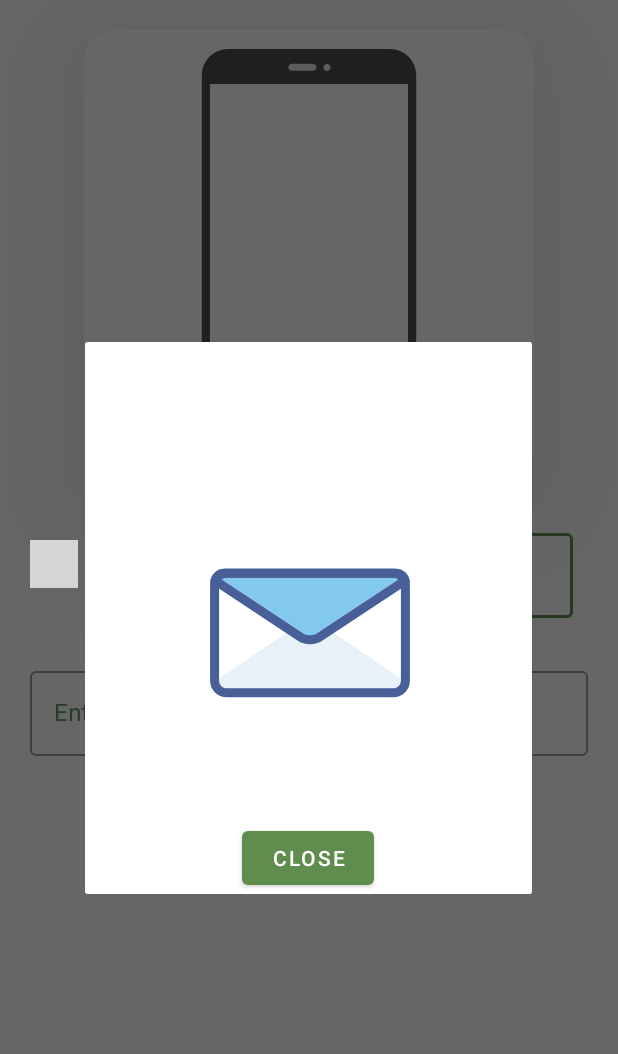
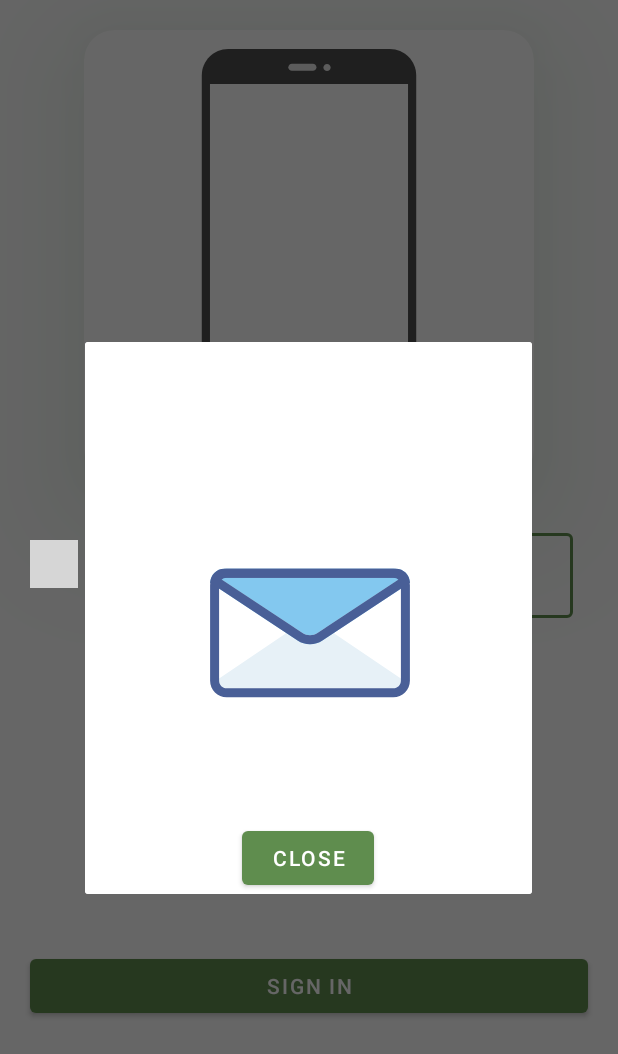
Before and after one commit to adword01/Krishi-Mitra, an Android app: the screen it shows after launch (LoginActivity), after a tap on "GET OTP", on a phone screen of 412 x 824 dp. Shown: the top 1054 px of the screen. Run offline under Robolectric (Android 15) with nearby library versions, the phone set to English and light mode, and no system bars; our stand-ins replace Firebase (no records; nobody signed in at launch, a user with empty details on screens opened directly); plain views replace CountryCodePicker; Roboto replaces fonts that are not available here; grey boxes are pictures that could not be loaded.

Commit message:
mac push

```diff
--- a/app/src/main/AndroidManifest.xml
+++ b/app/src/main/AndroidManifest.xml
@@ -1,6 +1,9 @@
 <?xml version="1.0" encoding="utf-8"?>
 <manifest xmlns:android="http://schemas.android.com/apk/res/android"
     xmlns:tools="http://schemas.android.com/tools">
+
+    <uses-permission android:name="android.permission.INTERNET" />
+    <uses-permission android:name="android.permission.ACCESS_NETWORK_STATE" />
 
     <application
         android:allowBackup="true"
--- a/app/src/main/java/com/example/krishimitra/LoginActivity.kt
+++ b/app/src/main/java/com/example/krishimitra/LoginActivity.kt
@@ -1,39 +1,74 @@
 package com.example.krishimitra
 
 import android.app.Dialog
-import android.app.ProgressDialog.show
 import android.content.Intent
+import android.os.Bundle
+import android.util.Log
+import android.widget.Button
+import android.widget.Toast
 import androidx.appcompat.app.AppCompatActivity
-import android.os.Bundle
-import android.view.View
-import android.widget.Button
 import com.airbnb.lottie.LottieAnimationView
 import com.example.krishimitra.databinding.ActivityLoginBinding
+import com.google.android.gms.auth.api.signin.GoogleSignIn
+import com.google.android.gms.auth.api.signin.GoogleSignInClient
+import com.google.android.gms.auth.api.signin.GoogleSignInOptions
+import com.google.android.gms.common.api.ApiException
+import com.google.firebase.auth.FirebaseAuth
+import com.google.firebase.auth.FirebaseUser
+import com.google.firebase.auth.GoogleAuthProvider
 
 
 class LoginActivity : AppCompatActivity() {
 
     private lateinit var binding:ActivityLoginBinding
 
+    private lateinit var auth : FirebaseAuth
+    private var currentuser : FirebaseUser?=null
+
+    private lateinit var gso: GoogleSignInOptions
+    private lateinit var gsc : GoogleSignInClient
+
 
     override fun onCreate(savedInstanceState: Bundle?) {
         super.onCreate(savedInstanceState)
 //        setContentView(R.layout.activity_login)
 
-        val binding: ActivityLoginBinding = ActivityLoginBinding.inflate(layoutInflater)
+
+        binding = ActivityLoginBinding.inflate(layoutInflater)
         setContentView(binding.root)
 
+
+        auth = FirebaseAuth.getInstance()
+        currentuser = auth.currentUser
+        auth = FirebaseAuth.getInstance()
+
+
+        gso = GoogleSignInOptions.Builder(GoogleSignInOptions.DEFAULT_SIGN_IN)
+            .requestEmail()
+            .build()
+        gsc = GoogleSignIn.getClient(this, gso)
+
+        val acct = GoogleSignIn.getLastSignedInAccount(this)
+        if (acct != null) {
+            navigateToSecondActivity()
+        }
+
+
+        binding.signIn.setOnClickListener {
+            signIn()
+        }
         binding.loginButton.setOnClickListener {
-            binding.verifyBtn.setVisibility(View.VISIBLE)
-            binding.verifyTxt.setVisibility(View.VISIBLE)
-            binding.loginButton.setVisibility(View.INVISIBLE)
+          //  binding.verifyBtn.setVisibility(View.VISIBLE)
+         //   binding.verifyTxt.setVisibility(View.VISIBLE)
+         //   binding.loginButton.setVisibility(View.INVISIBLE)
 
             show()
         }
-        binding.verifyBtn.setOnClickListener {
-            val intent =Intent(this,HomeActivity::class.java)
-            startActivity(intent)
-        }
+
+//        binding.verifyBtn.setOnClickListener {
+//            val intent =Intent(this,HomeActivity::class.java)
+//            startActivity(intent)
+//        }
 
 
 //        val btn = findViewById<Button>(R.id.button)
@@ -42,6 +77,77 @@ class LoginActivity : AppCompatActivity() {
 
 //        show()
     }
+
+
+    private fun signIn() {
+        val signInIntent = gsc.signInIntent
+        startActivityForResult(signInIntent, 1000)
+    }
+
+    override fun onActivityResult(requestCode: Int, resultCode: Int, data: Intent?) {
+        super.onActivityResult(requestCode, resultCode, data)
+
+        if (requestCode == 1000) {
+            val task = GoogleSignIn.getSignedInAccountFromIntent(data)
+
+            try {
+                task.getResult(ApiException::class.java)
+                navigateToSecondActivity()
+            } catch (e: ApiException) {
+                Log.d("Error",e.toString())
+                Toast.makeText(applicationContext, "Something went wrong", Toast.LENGTH_SHORT).show()
+            }
+        }
+    }
+    private fun navigateToSecondActivity() {
+        finish()
+        val intent = Intent(this, HomeActivity::class.java)
+        startActivity(intent)
+    }
+
+
+
+//    private fun signInGoogle(){
+//        val signInIntent = googleSignInClient.signInIntent
+//        launcher.launch(signInIntent)
+//    }
+//
+//    private val launcher = registerForActivityResult(ActivityResultContracts.StartActivityForResult()){
+//            result ->
+//        if (result.resultCode == Activity.RESULT_OK){
+//
+//            val task = GoogleSignIn.getSignedInAccountFromIntent(result.data)
+//            handleResults(task)
+//        }
+//    }
+//    private fun handleResults(task: Task<GoogleSignInAccount>) {
+//        if (task.isSuccessful){
+//            val account : GoogleSignInAccount? = task.result
+//            if (account != null){
+//                updateUI(account)
+//            }
+//        }else{
+//            Toast.makeText(this, task.exception.toString() , Toast.LENGTH_SHORT).show()
+//        }
+//    }
+//
+//
+//    private fun updateUI(account: GoogleSignInAccount) {
+//        val credential = GoogleAuthProvider.getCredential(account.idToken, null)
+//        auth.signInWithCredential(credential).addOnCompleteListener {
+//            if (it.isSuccessful) {
+//                val intent = Intent(this, HomeActivity::class.java)
+//                intent.putExtra("email", account.email)
+//                intent.putExtra("name", account.displayName)
+//                startActivity(intent)
+//            } else {
+//                Toast.makeText(this, it.exception.toString(), Toast.LENGTH_SHORT).show()
+//
+//            }
+//        }
+//
+//    }
+
     private fun show(){
         val dialog = Dialog(this)
         dialog.setContentView(R.layout.login_dialog)
@@ -61,7 +167,6 @@ class LoginActivity : AppCompatActivity() {
         val login_btn = findViewById<Button>(R.id.closeButton)
 
 
-
         val closeButton = dialog.findViewById<Button>(R.id.closeButton)
         closeButton.setOnClickListener {
             dialog.dismiss()
--- a/app/src/main/res/layout/activity_login.xml
+++ b/app/src/main/res/layout/activity_login.xml
@@ -112,7 +112,16 @@
         app:layout_constraintStart_toStartOf="parent"
         app:layout_constraintTop_toBottomOf="@+id/verify_txt" />
 
-
+    <Button
+        android:id="@+id/signIn"
+        android:layout_margin="20dp"
+        android:text="Sign IN"
+        android:layout_width="match_parent"
+        android:layout_height="wrap_content"
+        app:layout_constraintBottom_toBottomOf="parent"
+        app:layout_constraintEnd_toEndOf="parent"
+        app:layout_constraintStart_toStartOf="parent"
+        app:layout_constraintTop_toBottomOf="@+id/login_button" />
 
 
 </androidx.constraintlayout.widget.ConstraintLayout>
--- a/build.gradle
+++ b/build.gradle
@@ -1,6 +1,6 @@
 buildscript {
     dependencies {
-        classpath 'com.google.gms:google-services:4.3.10'
+        classpath 'com.google.gms:google-services:4.3.15'
     }
 }// Top-level build file where you can add configuration options common to all sub-projects/modules.
 plugins {
```
Also changed, not shown: app/build.gradle (+12 -3 lines), app/src/main/java/com/example/krishimitra/HomeActivity.kt (+8 -0 lines), app/src/main/res/layout/activity_home.xml (+14 -0 lines).
